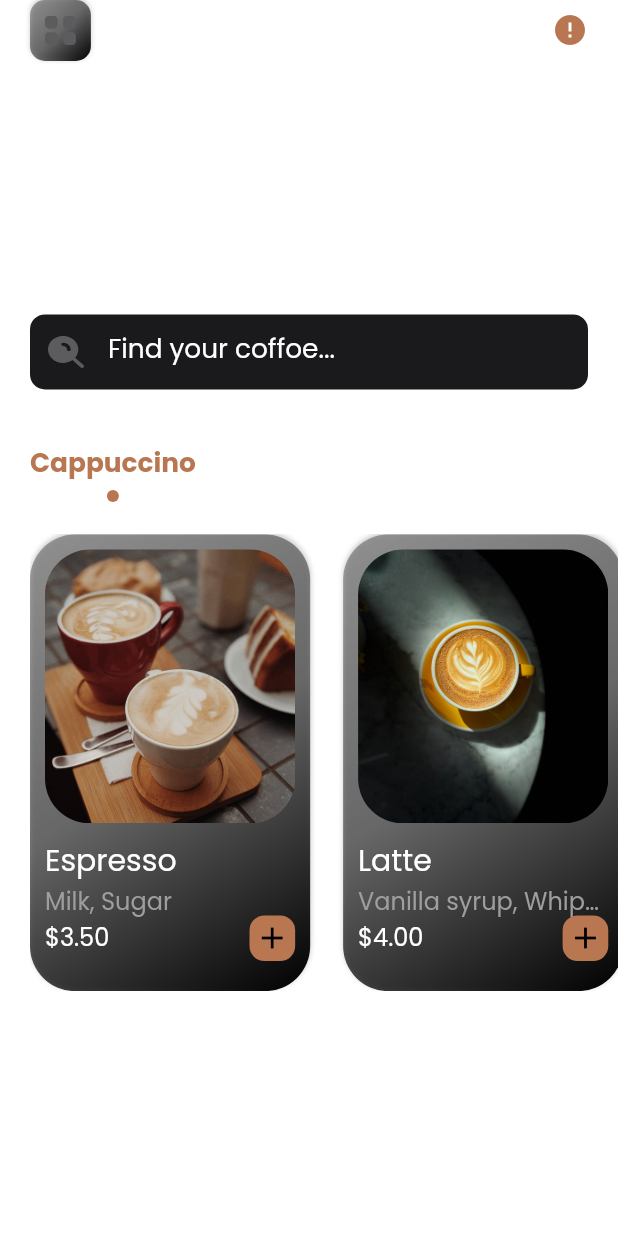
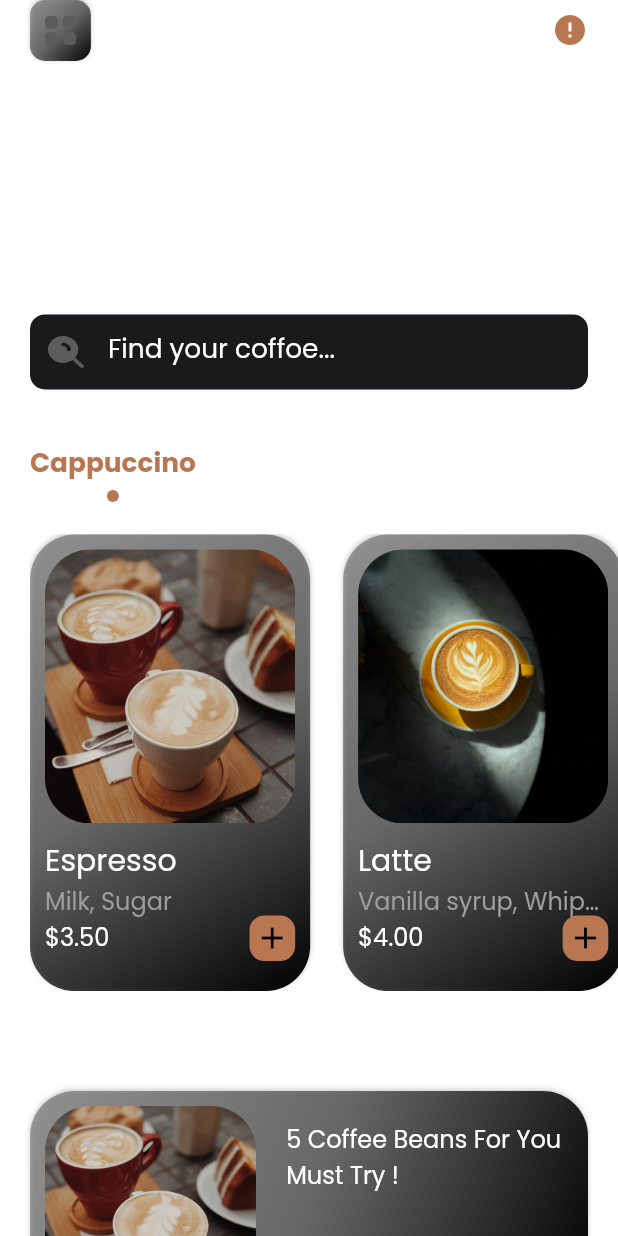
Before and after one commit to davidodejobi/coffoe_ui_app, a Flutter app: the screen it shows after launch, on a phone screen of 412 x 824 dp. Run offline on Flutter 3.47's test engine with Material 2 defaults, Android fonts, the phone set to English and light mode, and no system bars; drawn by our look-alikes of cached_network_image; our stand-ins replace flutter_screenutil, flutter_spinkit, flutter_svg, hooks_riverpod; network calls fail.

Commit message:
feat: completed home UI

```diff
--- a/lib/view/home/home.dart
+++ b/lib/view/home/home.dart
@@ -238,9 +238,77 @@ class Home extends ConsumerWidget {
                 left: 20,
               ),
           20.heightBox,
-          // Container(
-          //   color: ,
-          // )
+          Container(
+            padding: const EdgeInsets.all(10),
+            height: 150.h,
+            width: double.infinity,
+            decoration: BoxDecoration(
+              borderRadius: BorderRadius.circular(30),
+              boxShadow: [
+                BoxShadow(
+                  color: Colors.grey.withOpacity(0.5),
+                  blurRadius: 2,
+                  offset: const Offset(0, -1),
+                ),
+              ],
+              gradient: LinearGradient(
+                colors: [
+                  Colors.black.withOpacity(0.3),
+                  Colors.black.withOpacity(0.5),
+                  Colors.black.withOpacity(1.0),
+                ],
+                begin: Alignment.topLeft,
+                end: Alignment.bottomRight,
+                stops: const [
+                  0.0,
+                  0.5,
+                  1.0,
+                ],
+              ),
+            ),
+            child: Row(
+              children: [
+                Expanded(
+                  flex: 4,
+                  child: Container(
+                    height: 200.h,
+                    width: 200.w,
+                    decoration: BoxDecoration(
+                      borderRadius: BorderRadius.circular(30),
+                      image: const DecorationImage(
+                        image: AssetImage(
+                          'assets/images/coffoe1.jpeg',
+                        ),
+                        fit: BoxFit.cover,
+                      ),
+                    ),
+                  ),
+                ),
+                Expanded(
+                  flex: 6,
+                  child: Column(
+                    mainAxisAlignment: MainAxisAlignment.start,
+                    crossAxisAlignment: CrossAxisAlignment.start,
+                    children: [
+                      10.heightBox,
+                      '5 Coffee Beans For You Must Try !'
+                          .addText(
+                            context,
+                            fontWeight: FontWeight.normal,
+                            fontSize: 16,
+                          )
+                          .paddingOnly(
+                            left: 20,
+                          ),
+                    ],
+                  ),
+                ),
+              ],
+            ),
+          ).paddingSymmetric(
+            horizontal: 20,
+            vertical: 0,
+          ),
         ],
       ),
     );
```
